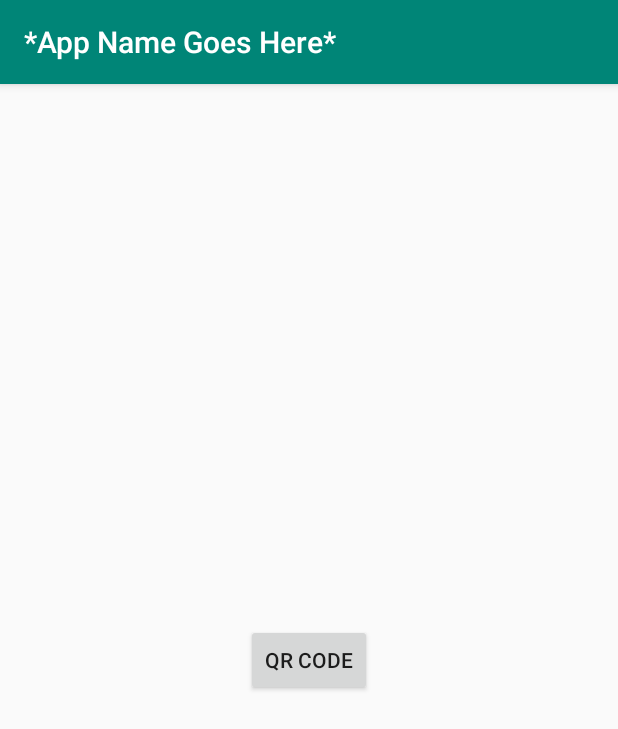
After one commit to gerardward3/mobhci, an Android app: the UnlockBike screen opened directly, with no data from a screen before it, on a phone screen of 412 x 824 dp. The commit adds this screen. Shown: the top 729 px of the screen. Run offline under Robolectric (Android 15) with nearby library versions, the phone set to English and light mode, and no system bars.

Commit message:
Adds QR code scanner activity.

```diff
--- a/app/build.gradle
+++ b/app/build.gradle
@@ -9,6 +9,7 @@ android {
         versionCode 1
         versionName "1.0"
         testInstrumentationRunner "android.support.test.runner.AndroidJUnitRunner"
+        multiDexEnabled true
     }
     buildTypes {
         release {
@@ -23,6 +24,8 @@ dependencies {
     implementation 'com.android.support:appcompat-v7:27.1.1'
     implementation 'com.android.support.constraint:constraint-layout:1.1.3'
     implementation 'com.android.support:design:27.1.1'
+    implementation 'com.google.android.gms:play-services-vision:17.0.2'
+    implementation 'me.dm7.barcodescanner:zxing:1.9'
     testImplementation 'junit:junit:4.12'
     androidTestImplementation 'com.android.support.test:runner:1.0.2'
     androidTestImplementation 'com.android.support.test.espresso:espresso-core:3.0.2'
--- a/app/src/main/java/com/example/teamnaji/mhci/HomeActivity.java
+++ b/app/src/main/java/com/example/teamnaji/mhci/HomeActivity.java
@@ -21,4 +21,8 @@ public class HomeActivity extends AppCompatActivity {
     public void launchMoney(View v){
         startActivity(new Intent(HomeActivity.this, Money.class));
     }
+
+    public void unlockBike(View v) {
+        startActivity(new Intent(HomeActivity.this, UnlockBike.class));
+    }
 }
--- /dev/null
+++ b/app/src/main/java/com/example/teamnaji/mhci/UnlockBike.java
@@ -0,0 +1,19 @@
+package com.example.teamnaji.mhci;
+
+import android.content.Intent;
+import android.support.v7.app.AppCompatActivity;
+import android.os.Bundle;
+import android.view.View;
+
+public class UnlockBike extends AppCompatActivity {
+
+    @Override
+    protected void onCreate(Bundle savedInstanceState) {
+        super.onCreate(savedInstanceState);
+        setContentView(R.layout.activity_unlock_bike);
+    }
+
+    public void qrCodeScanner(View v) {
+        startActivity(new Intent(UnlockBike.this, QrCodeScanner.class));
+    }
+}
--- a/app/src/main/res/layout/activity_home.xml
+++ b/app/src/main/res/layout/activity_home.xml
@@ -21,15 +21,15 @@
         android:layout_marginBottom="8dp"
         android:background="@drawable/unlock_bike_button"
         android:fadingEdge="horizontal|vertical"
+        android:onClick="unlockBike"
         android:padding="10dp"
+        android:text="@string/unlock_bike"
         android:textSize="30sp"
         app:layout_constraintBottom_toBottomOf="parent"
         app:layout_constraintEnd_toEndOf="parent"
         app:layout_constraintStart_toStartOf="parent"
         app:layout_constraintTop_toTopOf="parent"
-        app:layout_constraintVertical_bias="0.39999998"
-        android:text="@string/unlock_bike"
-        />
+        app:layout_constraintVertical_bias="0.39999998" />
 
     <LinearLayout
         android:layout_width="match_parent"
--- /dev/null
+++ b/app/src/main/res/layout/activity_unlock_bike.xml
@@ -0,0 +1,26 @@
+<?xml version="1.0" encoding="utf-8"?>
+<android.support.constraint.ConstraintLayout xmlns:android="http://schemas.android.com/apk/res/android"
+    xmlns:app="http://schemas.android.com/apk/res-auto"
+    xmlns:tools="http://schemas.android.com/tools"
+    android:layout_width="match_parent"
+    android:layout_height="match_parent"
+    tools:context=".UnlockBike">
+
+    <Button
+        android:id="@+id/button4"
+        android:layout_width="84dp"
+        android:layout_height="wrap_content"
+        android:layout_marginStart="8dp"
+        android:layout_marginLeft="8dp"
+        android:layout_marginTop="8dp"
+        android:layout_marginEnd="8dp"
+        android:layout_marginRight="8dp"
+        android:layout_marginBottom="8dp"
+        android:onClick="qrCodeScanner"
+        android:text="QR CODE"
+        app:layout_constraintBottom_toBottomOf="parent"
+        app:layout_constraintEnd_toEndOf="parent"
+        app:layout_constraintStart_toStartOf="parent"
+        app:layout_constraintTop_toTopOf="parent" />
+
+</android.support.constraint.ConstraintLayout>
--- a/app/src/main/res/values/strings.xml
+++ b/app/src/main/res/values/strings.xml
@@ -1,6 +1,7 @@
 <resources>
-    <string name="app_name">mhci</string>
+    <string name="app_name">*App Name Goes Here*</string>
     <string name="unlock_bike">Unlock Bike</string>
+    <string name="result_text_default">Please focus camera to QR code</string>
 
     <!-- Navigation Buttons -->
     <string name="nav_money">Money</string>
```
Also changed, not shown: app/src/main/AndroidManifest.xml (+11 -1 lines), app/src/main/java/com/example/teamnaji/mhci/QrCodeScanner.java (added, +108 -0 lines), app/src/main/res/layout/activity_qr_code_scanner.xml (added, +48 -0 lines).
